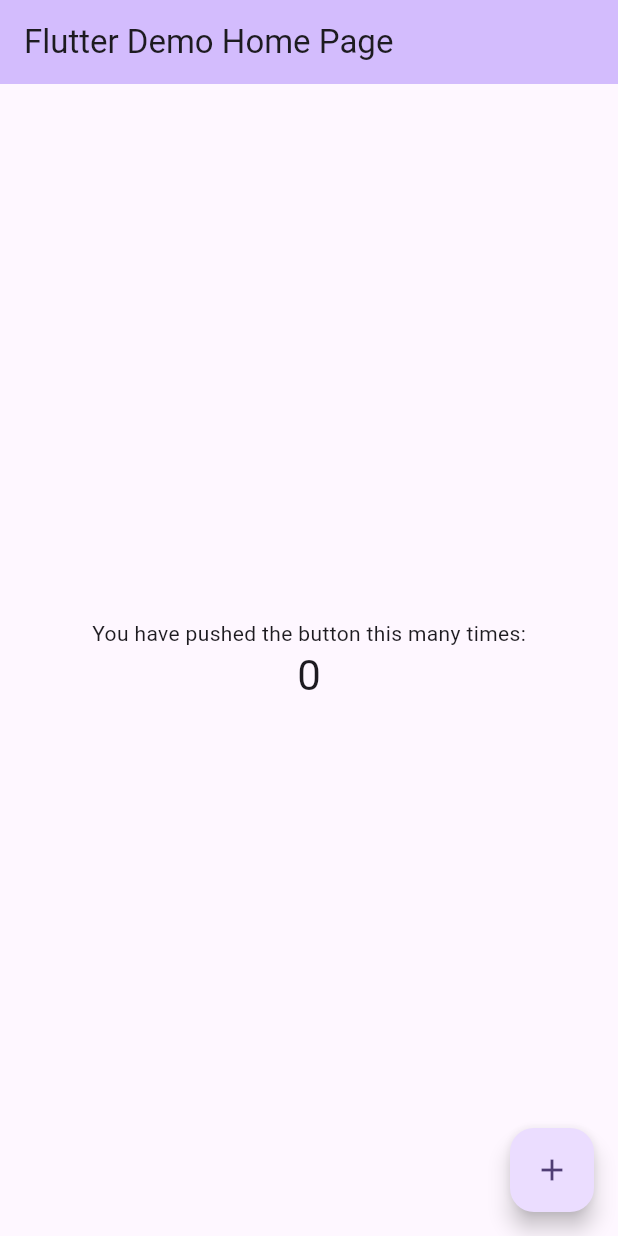
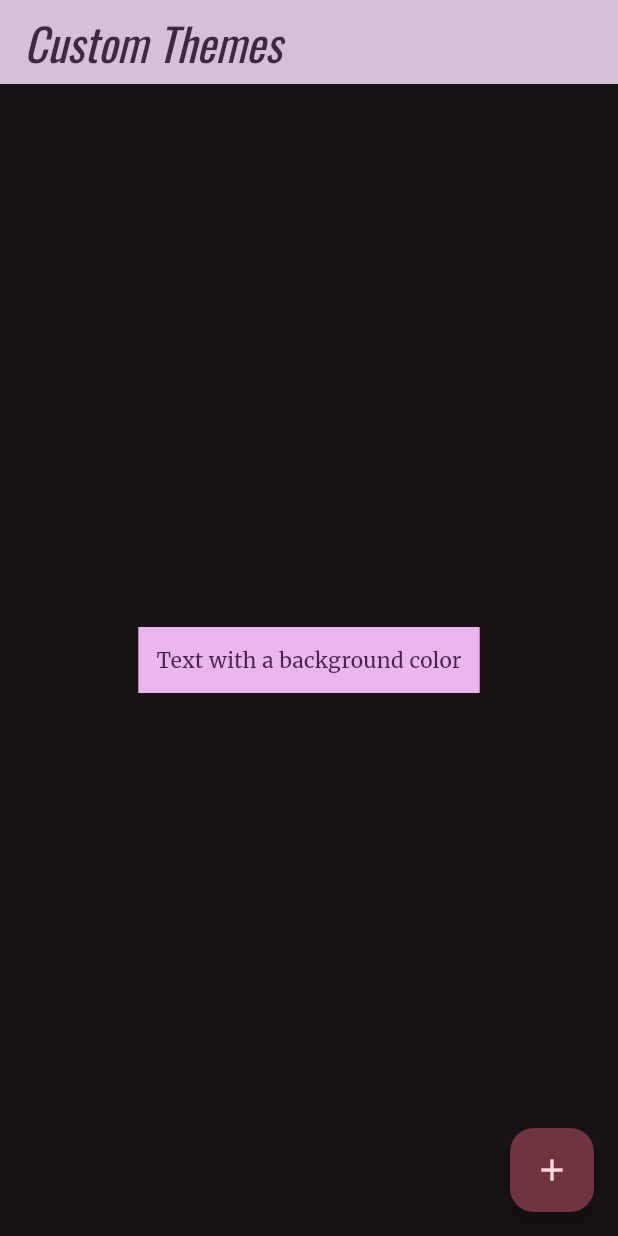
Before and after one commit to asutaka/FlutterCom, a Flutter app: the screen it shows after launch, on a phone screen of 412 x 824 dp. Run offline on Flutter 3.47's test engine with Material 2 defaults, Android fonts, the phone set to English and light mode, and no system bars; our stand-ins replace google_fonts.

Commit message:
second commit

```diff
--- a/lib/main.dart
+++ b/lib/main.dart
@@ -1,4 +1,7 @@
 import 'package:flutter/material.dart';
+// Include the Google Fonts package to provide more text format options
+// https://pub.dev/packages/google_fonts
+import 'package:google_fonts/google_fonts.dart';
 
 void main() {
   runApp(const MyApp());
@@ -7,119 +10,97 @@ void main() {
 class MyApp extends StatelessWidget {
   const MyApp({super.key});
 
-  // This widget is the root of your application.
   @override
   Widget build(BuildContext context) {
+    const appName = 'Custom Themes';
+
     return MaterialApp(
-      title: 'Flutter Demo',
+      title: appName,
       theme: ThemeData(
-        // This is the theme of your application.
-        //
-        // TRY THIS: Try running your application with "flutter run". You'll see
-        // the application has a blue toolbar. Then, without quitting the app,
-        // try changing the seedColor in the colorScheme below to Colors.green
-        // and then invoke "hot reload" (save your changes or press the "hot
-        // reload" button in a Flutter-supported IDE, or press "r" if you used
-        // the command line to start the app).
-        //
-        // Notice that the counter didn't reset back to zero; the application
-        // state is not lost during the reload. To reset the state, use hot
-        // restart instead.
-        //
-        // This works for code too, not just values: Most code changes can be
-        // tested with just a hot reload.
-        colorScheme: ColorScheme.fromSeed(seedColor: Colors.deepPurple),
         useMaterial3: true,
+
+        // Define the default brightness and colors.
+        colorScheme: ColorScheme.fromSeed(
+          seedColor: Colors.purple,
+          // TRY THIS: Change to "Brightness.light"
+          //           and see that all colors change
+          //           to better contrast a light background.
+          brightness: Brightness.dark,
+        ),
+
+        // Define the default `TextTheme`. Use this to specify the default
+        // text styling for headlines, titles, bodies of text, and more.
+        textTheme: TextTheme(
+          displayLarge: const TextStyle(
+            fontSize: 72,
+            fontWeight: FontWeight.bold,
+          ),
+          // TRY THIS: Change one of the GoogleFonts
+          //           to "lato", "poppins", or "lora".
+          //           The title uses "titleLarge"
+          //           and the middle text uses "bodyMedium".
+          titleLarge: GoogleFonts.oswald(
+            fontSize: 30,
+            fontStyle: FontStyle.italic,
+          ),
+          bodyMedium: GoogleFonts.merriweather(),
+          displaySmall: GoogleFonts.pacifico(),
+        ),
       ),
-      home: const MyHomePage(title: 'Flutter Demo Home Page'),
+      home: const MyHomePage(
+        title: appName,
+      ),
     );
   }
 }
 
-class MyHomePage extends StatefulWidget {
-  const MyHomePage({super.key, required this.title});
-
-  // This widget is the home page of your application. It is stateful, meaning
-  // that it has a State object (defined below) that contains fields that affect
-  // how it looks.
-
-  // This class is the configuration for the state. It holds the values (in this
-  // case the title) provided by the parent (in this case the App widget) and
-  // used by the build method of the State. Fields in a Widget subclass are
-  // always marked "final".
-
+class MyHomePage extends StatelessWidget {
   final String title;
 
-  @override
-  State<MyHomePage> createState() => _MyHomePageState();
-}
-
-class _MyHomePageState extends State<MyHomePage> {
-  int _counter = 0;
-
-  void _incrementCounter() {
-    setState(() {
-      // This call to setState tells the Flutter framework that something has
-      // changed in this State, which causes it to rerun the build method below
-      // so that the display can reflect the updated values. If we changed
-      // _counter without calling setState(), then the build method would not be
-      // called again, and so nothing would appear to happen.
-      _counter++;
-    });
-  }
+  const MyHomePage({super.key, required this.title});
 
   @override
   Widget build(BuildContext context) {
-    // This method is rerun every time setState is called, for instance as done
-    // by the _incrementCounter method above.
-    //
-    // The Flutter framework has been optimized to make rerunning build methods
-    // fast, so that you can just rebuild anything that needs updating rather
-    // than having to individually change instances of widgets.
     return Scaffold(
       appBar: AppBar(
-        // TRY THIS: Try changing the color here to a specific color (to
-        // Colors.amber, perhaps?) and trigger a hot reload to see the AppBar
-        // change color while the other colors stay the same.
-        backgroundColor: Theme.of(context).colorScheme.inversePrimary,
-        // Here we take the value from the MyHomePage object that was created by
-        // the App.build method, and use it to set our appbar title.
-        title: Text(widget.title),
+        title: Text(title,
+            style: Theme.of(context).textTheme.titleLarge!.copyWith(
+                  color: Theme.of(context).colorScheme.onSecondary,
+                )),
+        backgroundColor: Theme.of(context).colorScheme.secondary,
       ),
       body: Center(
-        // Center is a layout widget. It takes a single child and positions it
-        // in the middle of the parent.
-        child: Column(
-          // Column is also a layout widget. It takes a list of children and
-          // arranges them vertically. By default, it sizes itself to fit its
-          // children horizontally, and tries to be as tall as its parent.
-          //
-          // Column has various properties to control how it sizes itself and
-          // how it positions its children. Here we use mainAxisAlignment to
-          // center the children vertically; the main axis here is the vertical
-          // axis because Columns are vertical (the cross axis would be
-          // horizontal).
-          //
-          // TRY THIS: Invoke "debug painting" (choose the "Toggle Debug Paint"
-          // action in the IDE, or press "p" in the console), to see the
-          // wireframe for each widget.
-          mainAxisAlignment: MainAxisAlignment.center,
-          children: <Widget>[
-            const Text(
-              'You have pushed the button this many times:',
-            ),
-            Text(
-              '$_counter',
-              style: Theme.of(context).textTheme.headlineMedium,
-            ),
-          ],
+        child: Container(
+          padding: const EdgeInsets.symmetric(
+            horizontal: 12,
+            vertical: 12,
+          ),
+          color: Theme.of(context).colorScheme.primary,
+          child: Text(
+            'Text with a background color',
+            // TRY THIS: Change the Text value
+            //           or change the Theme.of(context).textTheme
+            //           to "displayLarge" or "displaySmall".
+            style: Theme.of(context).textTheme.bodyMedium!.copyWith(
+                  color: Theme.of(context).colorScheme.onPrimary,
+                ),
+          ),
         ),
       ),
-      floatingActionButton: FloatingActionButton(
-        onPressed: _incrementCounter,
-        tooltip: 'Increment',
-        child: const Icon(Icons.add),
-      ), // This trailing comma makes auto-formatting nicer for build methods.
+      floatingActionButton: Theme(
+        data: Theme.of(context).copyWith(
+          // TRY THIS: Change the seedColor to "Colors.red" or
+          //           "Colors.blue".
+          colorScheme: ColorScheme.fromSeed(
+            seedColor: Colors.pink,
+            brightness: Brightness.dark,
+          ),
+        ),
+        child: FloatingActionButton(
+          onPressed: () {},
+          child: const Icon(Icons.add),
+        ),
+      ),
     );
   }
 }
--- a/pubspec.yaml
+++ b/pubspec.yaml
@@ -35,6 +35,7 @@ dependencies:
   # The following adds the Cupertino Icons font to your application.
   # Use with the CupertinoIcons class for iOS style icons.
   cupertino_icons: ^1.0.2
+  google_fonts: ^6.1.0
 
 dev_dependencies:
   flutter_test:
```
Also changed, not shown: pubspec.lock, 1 other file.
